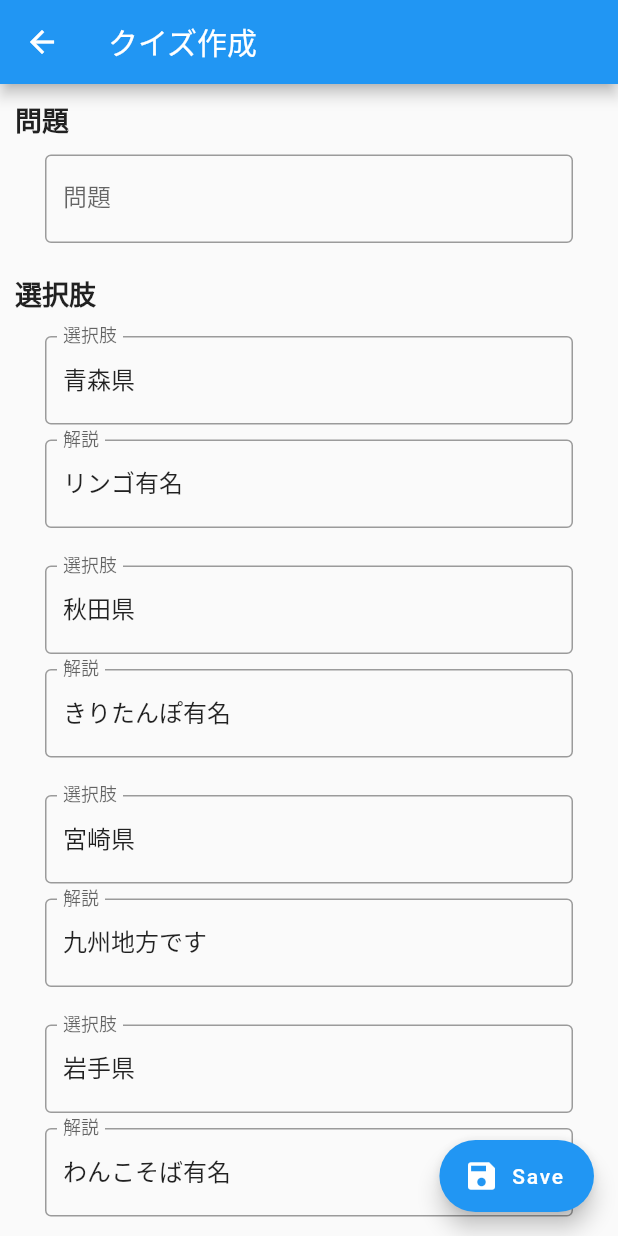
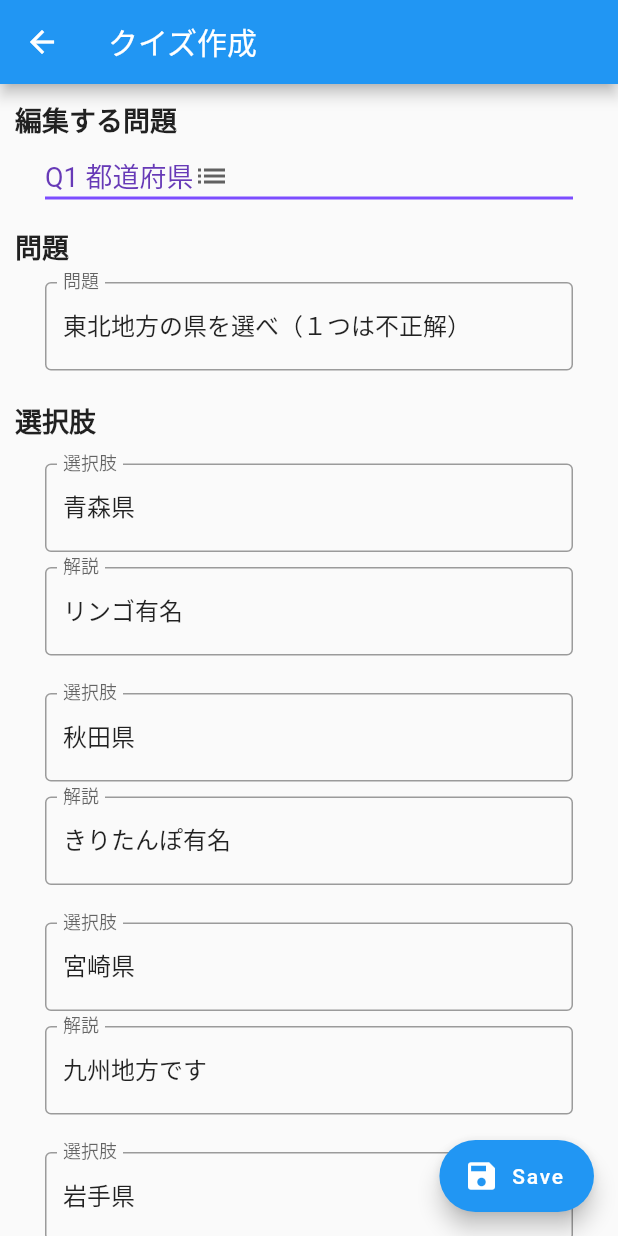
Before and after one commit to jugjug7531/babanuki_suddendeath, a Flutter app: the screen it shows after launch, after a tap on "Edit", on a phone screen of 412 x 824 dp. Run offline on Flutter 3.47's test engine with Material 2 defaults, Android fonts, the phone set to English and light mode, and no system bars; our stand-ins replace audioplayers, flip_card.

Commit message:
クイズ編集ページで問題文と選択肢の編集可能

```diff
--- a/lib/main.dart
+++ b/lib/main.dart
@@ -155,7 +155,7 @@ class _MyHomePageState extends State<MyHomePage> {
         label: const Text('Edit'),
         icon: const Icon(Icons.edit),
         onPressed: (){
-          Navigator.pushNamed(context, QuizEdit.path);
+          Navigator.pushNamed(context, QuizEdit.path, arguments: widget.questions);
         },
       ),
     );
--- a/lib/quiz_edit.dart
+++ b/lib/quiz_edit.dart
@@ -1,5 +1,6 @@
 //import 'dart:html';
 
+import 'package:babanuki_suddendeath/model/question.dart';
 import 'package:flutter/material.dart';
 
 /// クイズ作成ページ
@@ -7,10 +8,13 @@ import 'package:flutter/material.dart';
 /// クイズの追加・削除・保存・ロードなど
 
 class QuizEdit extends StatefulWidget {
-  const QuizEdit({Key? key}) : super(key: key);
+  QuizEdit({Key? key}) : super(key: key);
 
   final String title = 'クイズ作成';
   static const String path = '/edit/';
+
+  /// 編集するクイズのリストインデックス
+  int argsQuizIndex = 0;
 
   @override
   State<QuizEdit> createState() => _QuizEditState();
@@ -18,106 +22,113 @@ class QuizEdit extends StatefulWidget {
 
 class _QuizEditState extends State<QuizEdit> {
 
-  /// 選択肢
-  List<Map<String, String>> questions = [
-    {
-      "choice": "青森県",
-      "explanation" : "リンゴ有名",
-      "answer": "true"
-    },
-    {
-      "choice": "秋田県",
-      "explanation" : "きりたんぽ有名",
-      "answer": "true"
-    },
-    {
-      "choice": "宮崎県",
-      "explanation" : "九州地方です",
-      "answer": "false"
-    },
-    {
-      "choice": "岩手県",
-      "explanation" : "わんこそば有名",
-      "answer": "true"
-    },
-    {
-      "choice": "山形県",
-      "explanation" : "果物有名",
-      "answer": "true"
-    },
-    {
-      "choice": "福島県",
-      "explanation" : "喜多方ラーメン有名",
-      "answer": "true"
-    }
-  ];
-  /// 問題番号
-  int questionNumber = 0;
-  /// 選択肢の数(quiz_baseにも関わるため別のところで定義すべき？)
-  final int choiceTotalNum = 6;
+  String dropdownValue = "";
 
   /// 問題入力欄Widget
-  Widget questionTextField(int questionNum){
+  Widget questionTextField(Question question){
     return Container(
       margin: const EdgeInsets.only(top: 10, left: 30, right: 30),
       child: TextField(
-        controller: TextEditingController(text: questions[questionNum]['question']),
+        controller: TextEditingController(text: question.problemStatement),
         decoration: const InputDecoration(
           border: OutlineInputBorder(),
           labelText: '問題',
         ),
         onChanged: (String value){
-          debugPrint("問題 : ${value}");
-          questions[questionNum]['question'] = value;
+          question.problemStatement = value;
         },
       )
     );
   }
 
   /// 選択肢入力欄Widget
-  Widget choiceTextField(int questionNum, int choiceNum){
+  Widget choiceTextField(Choice choice){
     return Container(
       margin: const EdgeInsets.only(top: 5, left: 30, right: 30, bottom: 5),
       child: TextField(
-        controller: TextEditingController(text: questions[choiceNum]['choice']),
+        controller: TextEditingController(text: choice.choice),
         decoration: const InputDecoration(
           border: OutlineInputBorder(),
           labelText: '選択肢',
         ),
         onChanged: (String value){
-          debugPrint("選択肢${choiceNum} : ${value}");
-          questions[choiceNum]['choice'] = value;
+          choice.choice = value;
         },
       )
     );
   }
 
-  ///解説入力欄Widget
-  Widget explainTextField(int questionNum, int choiceNum){
+  /// 解説入力欄Widget
+  Widget explainTextField(Choice choice){
     return Container(
       margin: const EdgeInsets.only(top: 5, left: 30, right: 30, bottom: 5),
       child: TextField(
-        controller: TextEditingController(text: questions[choiceNum]['explanation']),
+        controller: TextEditingController(text: choice.explanation),
         decoration: const InputDecoration(
           border: OutlineInputBorder(),
           labelText: '解説',
         ),
         onChanged: (String value){
-          debugPrint("解説${choiceNum} : ${value}");
-          questions[choiceNum]['explanation'] = value;
+          choice.explanation = value;
         },
       )
     );
   }
 
+  /// 問題選択用ドロップダウンボタン
+  Widget quizDropDownButton(List<String> quizTitleList){
+    return DropdownButton<String>(
+            value: quizTitleList[widget.argsQuizIndex],
+            icon: const Icon(Icons.list),
+            elevation: 16,
+            style: const TextStyle(
+              color: Colors.deepPurple,
+              fontSize: 18
+            ),
+            underline: Container(
+              height: 2,
+              color: Colors.deepPurpleAccent,
+            ),
+            onChanged: (String? newValue) {
+              setState(() {
+                int val = quizTitleList.indexOf(newValue!);
+                if(val != -1){
+                  widget.argsQuizIndex = val;
+                }else{
+                  widget.argsQuizIndex = 0;
+                }
+              });
+            },
+            items: quizTitleList
+                .map<DropdownMenuItem<String>>((String value) {
+              return DropdownMenuItem<String>(
+                value: value,
+                child: Text(value),
+              );
+            }).toList(),
+          );
+  }
+
   @override
   Widget build(BuildContext context) {
-    ///選択肢全体
+    // `ModalRoute.of()`メソッドを使用してページ遷移時の引数を取得
+    final args = ModalRoute.of(context)!.settings.arguments as Questions;
+
+    // 選択肢全体
     List<Widget> choiceForm = [];
 
-    for(int i = 0; i < choiceTotalNum; i++){
-      choiceForm.add(choiceTextField(questionNumber, i));
-      choiceForm.add(explainTextField(questionNumber, i));
+    // 問題タイトルリスト
+    List<String> quizTitleList = [];
+
+    // 問題タイトルリスト作成
+    for(var question in args.questionList){
+      quizTitleList.add(question.title);
+    }
+
+    // 選択肢欄の作成
+    for(int i = 0; i < args.questionList[widget.argsQuizIndex].choices.length; i++){
+      choiceForm.add(choiceTextField(args.questionList[widget.argsQuizIndex].choices[i]));
+      choiceForm.add(explainTextField(args.questionList[widget.argsQuizIndex].choices[i]));
       choiceForm.add(const SizedBox(height: 15));
     }
 
@@ -132,6 +143,23 @@ class _QuizEditState extends State<QuizEdit> {
           Container(
             margin: const EdgeInsets.only(left: 10),
             child: const Text(
+              "編集する問題",
+              style: TextStyle(
+                fontSize: 18,
+                fontWeight: FontWeight.bold,
+              )
+            )
+          ),
+          // 編集する問題を選ぶボタン
+          Container(
+            margin: const EdgeInsets.only(left: 30, right: 30),
+            child:quizDropDownButton(quizTitleList),
+          ),
+          const SizedBox(height: 10),
+          // "問題"テキスト
+          Container(
+            margin: const EdgeInsets.only(left: 10),
+            child: const Text(
               "問題",
               style: TextStyle(
                 fontSize: 18,
@@ -140,7 +168,7 @@ class _QuizEditState extends State<QuizEdit> {
             )
           ),
           // 問題文入力欄
-          questionTextField(questionNumber),
+          questionTextField(args.questionList[widget.argsQuizIndex]),
           const SizedBox(height: 20),
           // "選択肢"テキスト
           Container(
```
